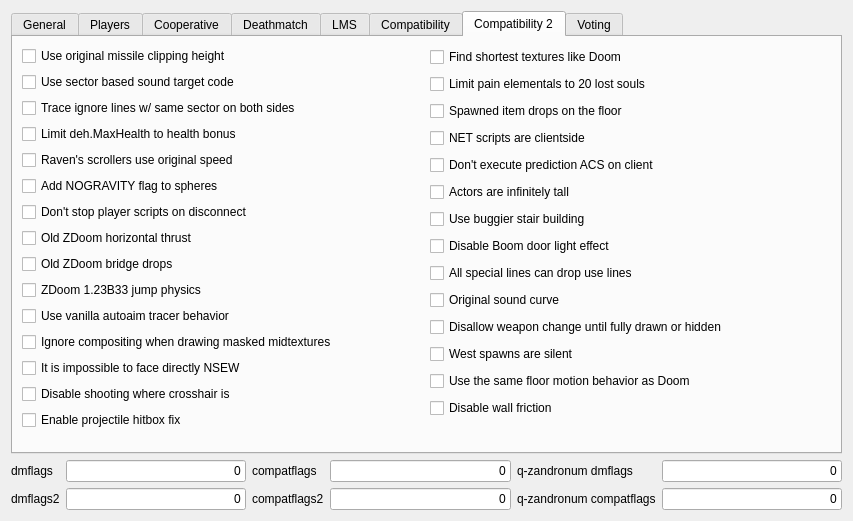
Before: the Qt Designer form src/plugins/zandronumq/createserverdialogpages/flagspage.ui in DoomseekerTeam/Doomseeker, drawn with Qt 5.
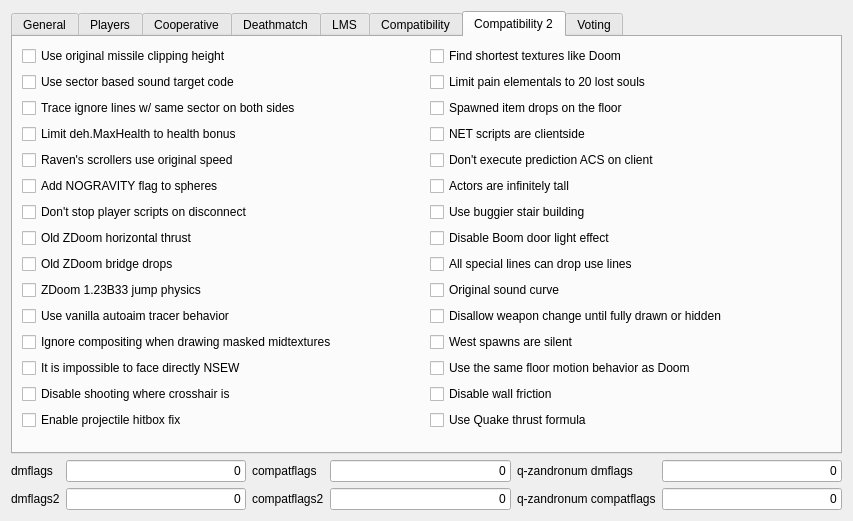
After: the same form once the commit is applied. The open tabs and pages were chosen to show the change. Custom widgets are drawn as their Qt base class.

Commit message: Added "Quake thrust" flag

Diff of the .ui file:
```diff
--- a/src/plugins/zandronumq/createserverdialogpages/flagspage.ui
+++ b/src/plugins/zandronumq/createserverdialogpages/flagspage.ui
@@ -1828,6 +1828,16 @@
              </property>
             </widget>
            </item>
+           <item>
+            <widget class="QCheckBox" name="cbQuakeThrust">
+             <property name="toolTip">
+              <string>&lt;html&gt;&lt;head/&gt;&lt;body&gt;&lt;p&gt;The Quake thrust formula considers damage source and victim positions and applies thrust properly among all three axes.&lt;/p&gt;&lt;/body&gt;&lt;/html&gt;</string>
+             </property>
+             <property name="text">
+              <string>Use Quake thrust formula</string>
+             </property>
+            </widget>
+           </item>
           </layout>
          </item>
         </layout>
```
Left out of the diff: 17 changed lines with no effect on the pictures. The commit also changes 6 other files.
